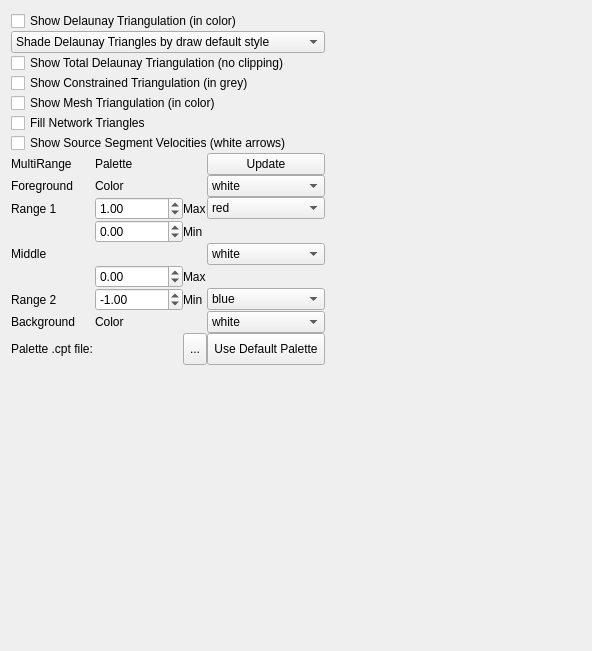
Before: the Qt Designer form src/qt-widgets/TopologyNetworkResolverLayerOptionsWidgetUi.ui in GPlates/GPlates, drawn with Qt 5.
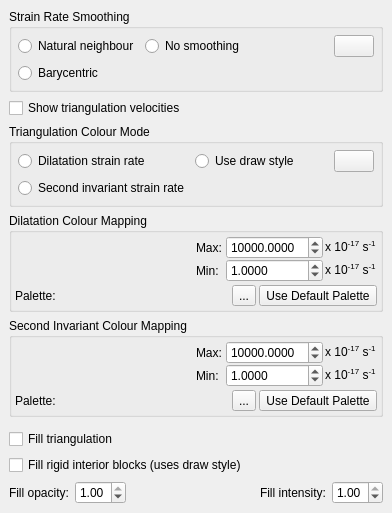
After: the same form once the commit is applied. Icons and pictures are not drawn.

Commit message:
(python-api) Merged changesets log:/gplates/trunk@17235:18207 from source:/gplates/trunk@18207 to source:/gplates/branches/python-api-2013-jul-25@18369
This is "merging one branch to another without previous sync". The merge was performed using Tortoise SVN's Merge tool, from
source:/gplates/trunk@17234 to
source:/gplates/trunk@18207,
from inside the root directory of a working copy of the branch.

What changed in the file:
```diff
--- a/src/qt-widgets/TopologyNetworkResolverLayerOptionsWidgetUi.ui
+++ b/src/qt-widgets/TopologyNetworkResolverLayerOptionsWidgetUi.ui
@@ -6,162 +6,118 @@
    <rect>
     <x>0</x>
     <y>0</y>
-    <width>592</width>
-    <height>651</height>
+    <width>392</width>
+    <height>480</height>
    </rect>
   </property>
   <property name="windowTitle">
    <string>Layers</string>
   </property>
-  <layout class="QHBoxLayout" name="horizontalLayout">
-   <item>
-    <layout class="QVBoxLayout" name="verticalLayout">
+  <layout class="QVBoxLayout" name="verticalLayout_5">
      <property name="spacing">
-      <number>0</number>
-     </property>
-     <item>
-      <widget class="QCheckBox" name="triangulation_checkbox">
-       <property name="text">
-        <string>Show Delaunay Triangulation (in color)</string>
-       </property>
-      </widget>
-     </item>
+    <number>6</number>
+   </property>
+   <property name="margin">
+    <number>9</number>
+   </property>
      <item>
-      <widget class="QComboBox" name="color_index_combobox">
-       <item>
-        <property name="text">
-         <string>Shade Delaunay Triangles by draw default style</string>
-        </property>
-       </item>
-       <item>
-        <property name="text">
-         <string>Dilitation Strain Rate - Cartesian</string>
-        </property>
-       </item>
-       <item>
+    <widget class="QGroupBox" name="strain_rate_smoothing_group_box">
+     <property name="title">
+      <string>Strain Rate Smoothing</string>
+     </property>
+     <layout class="QGridLayout" name="gridLayout_2">
+      <property name="margin">
+       <number>6</number>
+      </property>
+      <item row="0" column="0">
+       <widget class="QRadioButton" name="natural_neighbour_radio_button">
         <property name="text">
-         <string>Dilitation Strain Rate - Cartesian - Smoothed</string>
+         <string>Natural neighbour</string>
         </property>
-       </item>
-       <item>
-        <property name="text">
-         <string>Dilitation Strain Rate - Spherical</string>
-        </property>
-       </item>
-       <item>
-        <property name="text">
-         <string>Dilitation Strain Rate - Spherical - Smoothed</string>
-        </property>
-       </item>
-       <item>
-        <property name="text">
-         <string>Second Invariant Strain Rate - Cartesian</string>
-        </property>
-       </item>
-       <item>
-        <property name="text">
-         <string>Second Invariant Strain Rate - Cartesian - Smoothed</string>
-        </property>
-       </item>
-       <item>
-        <property name="text">
-         <string>Second Invariant Strain Rate - Spherical</string>
-        </property>
-       </item>
-       <item>
-        <property name="text">
-         <string>Second Invariant Strain Rate - Spherical - Smoothed</string>
-        </property>
-       </item>
-      </widget>
-     </item>
-     <item>
-      <widget class="QCheckBox" name="total_triangulation_checkbox">
+       </widget>
+      </item>
+      <item row="0" column="1">
+       <widget class="QRadioButton" name="no_smoothing_radio_button">
        <property name="text">
-        <string>Show Total Delaunay Triangulation (no clipping)</string>
+         <string>No smoothing</string>
        </property>
       </widget>
      </item>
-     <item>
-      <widget class="QCheckBox" name="constrained_checkbox">
+      <item row="1" column="0">
+       <widget class="QRadioButton" name="barycentric_radio_button">
        <property name="text">
-        <string>Show Constrained Triangulation (in grey)</string>
+         <string>Barycentric</string>
        </property>
       </widget>
      </item>
-     <item>
-      <widget class="QCheckBox" name="mesh_checkbox">
+      <item row="0" column="3">
+       <widget class="QPushButton" name="push_button_help_strain_rate_smoothing">
        <property name="text">
-        <string>Show Mesh Triangulation (in color)</string>
-       </property>
-      </widget>
-     </item>
-     <item>
-      <widget class="QCheckBox" name="fill_checkbox">
-       <property name="text">
-        <string>Fill Network Triangles</string>
-       </property>
+         <string/>
+        </property>
+        <property name="icon">
+         <iconset resource="../qt-resources/qt_widgets.qrc">
+          <normaloff>:/human_help_browser_16.png</normaloff>:/human_help_browser_16.png</iconset>
+        </property>
+       </widget>
+      </item>
+      <item row="0" column="2">
+       <spacer name="horizontalSpacer_3">
+        <property name="orientation">
+         <enum>Qt::Horizontal</enum>
+        </property>
+        <property name="sizeHint" stdset="0">
+         <size>
+          <width>40</width>
+          <height>20</height>
+         </size>
+        </property>
+       </spacer>
+      </item>
+     </layout>
       </widget>
      </item>
      <item>
       <widget class="QCheckBox" name="segment_velocity_checkbox">
        <property name="text">
-        <string>Show Source Segment Velocities (white arrows)</string>
+      <string>Show triangulation velocities</string>
        </property>
       </widget>
      </item>
      <item>
+    <widget class="QGroupBox" name="colour_mode_group_box">
+     <property name="title">
+      <string>Triangulation Colour Mode</string>
+     </property>
       <layout class="QGridLayout" name="gridLayout">
-       <item row="6" column="1">
-        <widget class="QDoubleSpinBox" name="range2_max">
-         <property name="minimum">
-          <double>-1000000000.000000000000000</double>
-         </property>
-         <property name="maximum">
-          <double>1000000000.000000000000000</double>
-         </property>
-         <property name="value">
-          <double>0.000000000000000</double>
+      <property name="margin">
+       <number>6</number>
+      </property>
+      <item row="0" column="1">
+       <widget class="QRadioButton" name="dilatation_radio_button">
+        <property name="text">
+         <string>Dilatation strain rate</string>
+        </property>
+       </widget>
+      </item>
+      <item row="1" column="1">
+       <widget class="QRadioButton" name="second_invariant_radio_button">
+        <property name="text">
+         <string>Second invariant strain rate</string>
          </property>
         </widget>
        </item>
-       <item row="11" column="0">
-        <widget class="QWidget" name="colour_scale_placeholder_widget" native="true"/>
-       </item>
-       <item row="0" column="0">
-        <widget class="QLabel" name="label_7">
+      <item row="0" column="2">
+       <widget class="QRadioButton" name="default_draw_style_radio_button">
          <property name="text">
-          <string>MultiRange</string>
+         <string>Use draw style</string>
          </property>
         </widget>
        </item>
        <item row="0" column="4">
         <widget class="QPushButton" name="update_button">
          <property name="text">
-          <string>Update</string>
-         </property>
-        </widget>
-       </item>
-       <item row="10" column="0">
-        <widget class="QLabel" name="label_8">
-         <property name="text">
-          <string>Palette .cpt file:</string>
-         </property>
-        </widget>
-       </item>
-       <item row="10" column="4">
-        <widget class="QToolButton" name="use_default_palette_button">
-         <property name="sizePolicy">
-          <sizepolicy hsizetype="Fixed" vsizetype="Preferred">
-           <horstretch>0</horstretch>
-           <verstretch>0</verstretch>
-          </sizepolicy>
-         </property>
-         <property name="toolTip">
-          <string>Use Default Palette</string>
-         </property>
-         <property name="text">
-          <string>Use Default Palette</string>
+         <string/>
          </property>
          <property name="icon">
           <iconset resource="../qt-resources/qt_widgets.qrc">
@@ -169,358 +125,435 @@
          </property>
         </widget>
        </item>
-       <item row="10" column="3">
-        <widget class="QToolButton" name="select_palette_filename_button">
-         <property name="sizePolicy">
-          <sizepolicy hsizetype="Fixed" vsizetype="Preferred">
-           <horstretch>0</horstretch>
-           <verstretch>0</verstretch>
-          </sizepolicy>
-         </property>
-         <property name="toolTip">
-          <string>Choose CPT File</string>
-         </property>
-         <property name="text">
-          <string>...</string>
-         </property>
-        </widget>
-       </item>
-       <item row="10" column="1">
-        <widget class="QWidget" name="palette_filename_placeholder_widget" native="true"/>
-       </item>
-       <item row="2" column="1">
-        <widget class="QDoubleSpinBox" name="range1_max">
-         <property name="minimum">
-          <double>-1000000000.000000000000000</double>
-         </property>
-         <property name="maximum">
-          <double>1000000000.000000000000000</double>
-         </property>
-         <property name="value">
-          <double>1.000000000000000</double>
-         </property>
-        </widget>
-       </item>
-       <item row="4" column="4">
-        <widget class="QComboBox" name="mid_colour_combobox">
-         <property name="currentIndex">
-          <number>4</number>
-         </property>
+      <item row="0" column="3">
+       <spacer name="horizontalSpacer_2">
+        <property name="orientation">
+         <enum>Qt::Horizontal</enum>
+        </property>
+        <property name="sizeHint" stdset="0">
+         <size>
+          <width>40</width>
+          <height>20</height>
+         </size>
+        </property>
+       </spacer>
+      </item>
+     </layout>
+    </widget>
+   </item>
          <item>
-          <property name="text">
-           <string>red</string>
-          </property>
-         </item>
-         <item>
-          <property name="text">
-           <string>yellow</string>
-          </property>
-         </item>
-         <item>
-          <property name="text">
-           <string>green</string>
-          </property>
-         </item>
+    <widget class="QGroupBox" name="dilatation_group_box">
+     <property name="title">
+      <string>Dilatation Colour Mapping</string>
+     </property>
+     <layout class="QVBoxLayout" name="verticalLayout_2">
+      <property name="spacing">
+       <number>3</number>
+      </property>
+      <property name="margin">
+       <number>3</number>
+      </property>
          <item>
-          <property name="text">
-           <string>blue</string>
-          </property>
-         </item>
+       <layout class="QHBoxLayout" name="horizontalLayout_4">
+        <property name="spacing">
+         <number>0</number>
+        </property>
          <item>
-          <property name="text">
-           <string>white</string>
-          </property>
+         <widget class="QWidget" name="dilatation_colour_scale_placeholder_widget" native="true"/>
          </item>
          <item>
-          <property name="text">
-           <string>grey</string>
-          </property>
-         </item>
+         <widget class="QWidget" name="dilatation_default_palette_controls" native="true">
+          <layout class="QVBoxLayout" name="verticalLayout">
+           <property name="spacing">
+            <number>0</number>
+           </property>
+           <property name="margin">
+            <number>0</number>
+           </property>
          <item>
-          <property name="text">
-           <string>black</string>
-          </property>
-         </item>
-        </widget>
-       </item>
-       <item row="0" column="1">
-        <widget class="QLabel" name="label_12">
-         <property name="text">
-          <string>Palette</string>
-         </property>
-        </widget>
-       </item>
-       <item row="3" column="1">
-        <widget class="QDoubleSpinBox" name="range1_min">
-         <property name="minimum">
-          <double>-1000000000.000000000000000</double>
-         </property>
-         <property name="maximum">
-          <double>1000000000.000000000000000</double>
-         </property>
-        </widget>
-       </item>
-       <item row="7" column="1">
-        <widget class="QDoubleSpinBox" name="range2_min">
-         <property name="minimum">
-          <double>-1000000000.000000000000000</double>
-         </property>
-         <property name="maximum">
-          <double>1000000000.000000000000000</double>
-         </property>
-         <property name="value">
-          <double>-1.000000000000000</double>
-         </property>
-        </widget>
-       </item>
-       <item row="2" column="3">
+            <layout class="QHBoxLayout" name="horizontalLayout_3">
+             <property name="spacing">
+              <number>2</number>
+             </property>
+             <item>
         <widget class="QLabel" name="label_3">
          <property name="text">
-          <string>Max</string>
+                <string>Max:</string>
          </property>
         </widget>
        </item>
-       <item row="3" column="3">
-        <widget class="QLabel" name="label">
-         <property name="text">
-          <string>Min</string>
-         </property>
-        </widget>
-       </item>
-       <item row="2" column="4">
-        <widget class="QComboBox" name="max_colour_combobox">
          <item>
-          <property name="text">
-           <string>red</string>
-          </property>
-         </item>
-         <item>
-          <property name="text">
-           <string>yellow</string>
-          </property>
-         </item>
-         <item>
-          <property name="text">
-           <string>green</string>
-          </property>
-         </item>
-         <item>
-          <property name="text">
-           <string>blue</string>
-          </property>
-         </item>
-         <item>
-          <property name="text">
-           <string>white</string>
-          </property>
-         </item>
-         <item>
-          <property name="text">
-           <string>grey</string>
-          </property>
-         </item>
-         <item>
-          <property name="text">
-           <string>black</string>
-          </property>
-         </item>
-        </widget>
-       </item>
-       <item row="2" column="0">
+              <widget class="QDoubleSpinBox" name="max_abs_dilatation_spinbox">
+               <property name="keyboardTracking">
+                <bool>false</bool>
+               </property>
+               <property name="decimals">
+                <number>4</number>
+               </property>
+               <property name="minimum">
+                <double>0.000000000000000</double>
+               </property>
+               <property name="maximum">
+                <double>1000000.000000000000000</double>
+               </property>
+               <property name="singleStep">
+                <double>1000.000000000000000</double>
+               </property>
+               <property name="value">
+                <double>10000.000000000000000</double>
+               </property>
+              </widget>
+             </item>
+             <item>
         <widget class="QLabel" name="label_2">
          <property name="text">
-          <string>Range 1</string>
+                <string>&lt;html&gt;&lt;head/&gt;&lt;body&gt;&lt;p&gt;x 10&lt;span style=&quot; vertical-align:super;&quot;&gt;-17&lt;/span&gt; s&lt;span style=&quot; vertical-align:super;&quot;&gt;-1&lt;/span&gt;&lt;/p&gt;&lt;/body&gt;&lt;/html&gt;</string>
          </property>
         </widget>
        </item>
-       <item row="7" column="3">
-        <widget class="QLabel" name="label_9">
+            </layout>
+           </item>
+           <item>
+            <layout class="QHBoxLayout" name="horizontalLayout_2">
+             <property name="spacing">
+              <number>2</number>
+             </property>
+             <item>
+              <widget class="QLabel" name="label">
          <property name="text">
-          <string>Min</string>
+                <string>Min:</string>
          </property>
         </widget>
        </item>
-       <item row="6" column="3">
+             <item>
+              <widget class="QDoubleSpinBox" name="min_abs_dilatation_spinbox">
+               <property name="keyboardTracking">
+                <bool>false</bool>
+               </property>
+               <property name="decimals">
+                <number>4</number>
+               </property>
+               <property name="minimum">
+                <double>0.000000000000000</double>
+               </property>
+               <property name="maximum">
+                <double>1000000.000000000000000</double>
+               </property>
+               <property name="singleStep">
+                <double>1.000000000000000</double>
+               </property>
+               <property name="value">
+                <double>1.000000000000000</double>
+               </property>
+              </widget>
+             </item>
+             <item>
         <widget class="QLabel" name="label_4">
          <property name="text">
-          <string>Max</string>
+                <string>&lt;html&gt;&lt;head/&gt;&lt;body&gt;&lt;p&gt;x 10&lt;span style=&quot; vertical-align:super;&quot;&gt;-17&lt;/span&gt; s&lt;span style=&quot; vertical-align:super;&quot;&gt;-1&lt;/span&gt;&lt;/p&gt;&lt;/body&gt;&lt;/html&gt;</string>
          </property>
         </widget>
        </item>
-       <item row="7" column="4">
-        <widget class="QComboBox" name="min_colour_combobox">
-         <property name="currentIndex">
-          <number>3</number>
-         </property>
-         <item>
-          <property name="text">
-           <string>red</string>
-          </property>
+            </layout>
          </item>
          <item>
-          <property name="text">
-           <string>yellow</string>
-          </property>
-         </item>
-         <item>
-          <property name="text">
-           <string>green</string>
-          </property>
-         </item>
+            <spacer name="verticalSpacer">
+             <property name="orientation">
+              <enum>Qt::Vertical</enum>
+             </property>
+             <property name="sizeHint" stdset="0">
+              <size>
+               <width>20</width>
+               <height>40</height>
+              </size>
+             </property>
+            </spacer>
+           </item>
+          </layout>
+         </widget>
+        </item>
+       </layout>
+      </item>
          <item>
+       <layout class="QHBoxLayout" name="horizontalLayout">
+        <item>
+         <widget class="QLabel" name="label_8">
           <property name="text">
-           <string>blue</string>
+           <string>Palette:</string>
           </property>
+         </widget>
          </item>
          <item>
-          <property name="text">
-           <string>white</string>
-          </property>
+         <widget class="QWidget" name="dilatation_palette_filename_placeholder_widget" native="true"/>
          </item>
          <item>
+         <widget class="QToolButton" name="select_dilatation_palette_filename_button">
+          <property name="sizePolicy">
+           <sizepolicy hsizetype="Fixed" vsizetype="Preferred">
+            <horstretch>0</horstretch>
+            <verstretch>0</verstretch>
+           </sizepolicy>
+          </property>
+          <property name="toolTip">
+           <string>Choose CPT File</string>
+          </property>
           <property name="text">
-           <string>grey</string>
+           <string>...</string>
           </property>
+         </widget>
          </item>
          <item>
+         <widget class="QToolButton" name="use_default_dilatation_palette_button">
+          <property name="sizePolicy">
+           <sizepolicy hsizetype="Fixed" vsizetype="Preferred">
+            <horstretch>0</horstretch>
+            <verstretch>0</verstretch>
+           </sizepolicy>
+          </property>
+          <property name="toolTip">
+           <string>Use Default Palette</string>
+          </property>
           <property name="text">
-           <string>black</string>
+           <string>Use Default Palette</string>
           </property>
-         </item>
-        </widget>
-       </item>
-       <item row="7" column="0">
-        <widget class="QLabel" name="label_6">
-         <property name="text">
-          <string>Range 2</string>
-         </property>
-        </widget>
-       </item>
-       <item row="4" column="0">
+          <property name="icon">
+           <iconset resource="../qt-resources/qt_widgets.qrc">
+            <normaloff>:/tango_undo_16.png</normaloff>:/tango_undo_16.png</iconset>
+          </property>
+         </widget>
+        </item>
+       </layout>
+      </item>
+     </layout>
+    </widget>
+   </item>
+   <item>
+    <widget class="QGroupBox" name="second_invariant_group_box">
+     <property name="title">
+      <string>Second Invariant Colour Mapping</string>
+     </property>
+     <layout class="QVBoxLayout" name="verticalLayout_3">
+      <property name="spacing">
+       <number>3</number>
+      </property>
+      <property name="margin">
+       <number>3</number>
+      </property>
+      <item>
+       <layout class="QHBoxLayout" name="horizontalLayout_5">
+        <property name="spacing">
+         <number>0</number>
+        </property>
+        <item>
+         <widget class="QWidget" name="second_invariant_colour_scale_placeholder_widget" native="true"/>
+        </item>
+        <item>
+         <widget class="QWidget" name="second_invariant_default_palette_controls" native="true">
+          <layout class="QVBoxLayout" name="verticalLayout_4">
+           <property name="spacing">
+            <number>0</number>
+           </property>
+           <property name="margin">
+            <number>0</number>
+           </property>
+           <item>
+            <layout class="QHBoxLayout" name="horizontalLayout_6">
+             <property name="spacing">
+              <number>2</number>
+             </property>
+             <item>
         <widget class="QLabel" name="label_5">
          <property name="text">
-          <string>Middle</string>
+                <string>Max:</string>
          </property>
         </widget>
        </item>
-       <item row="1" column="4">
-        <widget class="QComboBox" name="fg_colour_combobox">
-         <property name="currentIndex">
+             <item>
+              <widget class="QDoubleSpinBox" name="max_abs_second_invariant_spinbox">
+               <property name="keyboardTracking">
+                <bool>false</bool>
+               </property>
+               <property name="decimals">
           <number>4</number>
          </property>
-         <item>
-          <property name="text">
-           <string>red</string>
-          </property>
-         </item>
-         <item>
-          <property name="text">
-           <string>yellow</string>
-          </property>
-         </item>
-         <item>
-          <property name="text">
-           <string>green</string>
-          </property>
-         </item>
-         <item>
-          <property name="text">
-           <string>blue</string>
-          </property>
+               <property name="minimum">
+                <double>0.000000000000000</double>
+               </property>
+               <property name="maximum">
+                <double>1000000.000000000000000</double>
+               </property>
+               <property name="singleStep">
+                <double>1000.000000000000000</double>
+               </property>
+               <property name="value">
+                <double>10000.000000000000000</double>
+               </property>
+              </widget>
          </item>
          <item>
+              <widget class="QLabel" name="label_6">
           <property name="text">
-           <string>white</string>
-          </property>
-         </item>
+                <string>&lt;html&gt;&lt;head/&gt;&lt;body&gt;&lt;p&gt;x 10&lt;span style=&quot; vertical-align:super;&quot;&gt;-17&lt;/span&gt; s&lt;span style=&quot; vertical-align:super;&quot;&gt;-1&lt;/span&gt;&lt;/p&gt;&lt;/body&gt;&lt;/html&gt;</string>
+               </property>
+              </widget>
+             </item>
+            </layout>
+           </item>
          <item>
-          <property name="text">
-           <string>grey</string>
-          </property>
-         </item>
+            <layout class="QHBoxLayout" name="horizontalLayout_7">
+             <property name="spacing">
+              <number>2</number>
+             </property>
          <item>
+              <widget class="QLabel" name="label_7">
           <property name="text">
-           <string>black</string>
-          </property>
-         </item>
-        </widget>
-       </item>
-       <item row="8" column="4">
-        <widget class="QComboBox" name="bg_colour_combobox">
-         <property name="currentIndex">
+                <string>Min:</string>
+               </property>
+              </widget>
+             </item>
+             <item>
+              <widget class="QDoubleSpinBox" name="min_abs_second_invariant_spinbox">
+               <property name="keyboardTracking">
+                <bool>false</bool>
+               </property>
+               <property name="decimals">
           <number>4</number>
          </property>
-         <item>
-          <property name="text">
-           <string>red</string>
-          </property>
-         </item>
-         <item>
-          <property name="text">
-           <string>yellow</string>
-          </property>
-         </item>
-         <item>
-          <property name="text">
-           <string>green</string>
-          </property>
-         </item>
-         <item>
-          <property name="text">
-           <string>blue</string>
-          </property>
+               <property name="minimum">
+                <double>0.000000000000000</double>
+               </property>
+               <property name="maximum">
+                <double>1000000.000000000000000</double>
+               </property>
+               <property name="singleStep">
+                <double>1.000000000000000</double>
+               </property>
+               <property name="value">
+                <double>1.000000000000000</double>
+               </property>
+              </widget>
          </item>
          <item>
+              <widget class="QLabel" name="label_9">
           <property name="text">
-           <string>white</string>
-          </property>
-         </item>
-         <item>
-          <property name="text">
-           <string>grey</string>
-          </property>
+                <string>&lt;html&gt;&lt;head/&gt;&lt;body&gt;&lt;p&gt;x 10&lt;span style=&quot; vertical-align:super;&quot;&gt;-17&lt;/span&gt; s&lt;span style=&quot; vertical-align:super;&quot;&gt;-1&lt;/span&gt;&lt;/p&gt;&lt;/body&gt;&lt;/html&gt;</string>
+               </property>
+              </widget>
+             </item>
+            </layout>
          </item>
          <item>
-          <property name="text">
-           <string>black</string>
-          </property>
-         </item>
-        </widget>
-       </item>
-       <item row="1" column="0">
+            <spacer name="verticalSpacer_2">
+             <property name="orientation">
+              <enum>Qt::Vertical</enum>
+             </property>
+             <property name="sizeHint" stdset="0">
+              <size>
+               <width>20</width>
+               <height>40</height>
+              </size>
+             </property>
+            </spacer>
+           </item>
+          </layout>
+         </widget>
+        </item>
+       </layout>
+      </item>
+      <item>
+       <layout class="QHBoxLayout" name="horizontalLayout_8">
+        <item>
         <widget class="QLabel" name="label_10">
          <property name="text">
-          <string>Foreground</string>
+           <string>Palette:</string>
          </property>
         </widget>
        </item>
-       <item row="8" column="0">
-        <widget class="QLabel" name="label_11">
-         <property name="text">
-          <string>Background</string>
-         </property>
-        </widget>
-       </item>
-       <item row="8" column="1">
-        <widget class="QLabel" name="label_14">
+        <item>
+         <widget class="QWidget" name="second_invariant_palette_filename_placeholder_widget" native="true"/>
+        </item>
+        <item>
+         <widget class="QToolButton" name="select_second_invariant_palette_filename_button">
+          <property name="sizePolicy">
+           <sizepolicy hsizetype="Fixed" vsizetype="Preferred">
+            <horstretch>0</horstretch>
+            <verstretch>0</verstretch>
+           </sizepolicy>
+          </property>
+          <property name="toolTip">
+           <string>Choose CPT File</string>
+          </property>
          <property name="text">
-          <string>Color</string>
+           <string>...</string>
          </property>
         </widget>
        </item>
-       <item row="1" column="1">
-        <widget class="QLabel" name="label_13">
+        <item>
+         <widget class="QToolButton" name="use_default_second_invariant_palette_button">
+          <property name="sizePolicy">
+           <sizepolicy hsizetype="Fixed" vsizetype="Preferred">
+            <horstretch>0</horstretch>
+            <verstretch>0</verstretch>
+           </sizepolicy>
+          </property>
+          <property name="toolTip">
+           <string>Use Default Palette</string>
+          </property>
          <property name="text">
-          <string>Color</string>
-         </property>
+           <string>Use Default Palette</string>
+          </property>
+          <property name="icon">
+           <iconset resource="../qt-resources/qt_widgets.qrc">
+            <normaloff>:/tango_undo_16.png</normaloff>:/tango_undo_16.png</iconset>
+          </property>
         </widget>
        </item>
       </layout>
+      </item>
+     </layout>
+    </widget>
      </item>
      <item>
       <widget class="QWidget" name="draw_style_placeholder_widget" native="true"/>
      </item>
-    </layout>
+   <item>
+    <widget class="QCheckBox" name="fill_triangulation_checkbox">
+     <property name="text">
+      <string>Fill triangulation</string>
+     </property>
+    </widget>
+   </item>
+   <item>
+    <widget class="QCheckBox" name="fill_rigid_blocks_checkbox">
+     <property name="text">
+      <string>Fill rigid interior blocks (uses draw style)</string>
+     </property>
+    </widget>
+   </item>
+   <item>
+    <layout class="QHBoxLayout" name="fill_opacity_intensity_layout">
+     <item>
+      <widget class="QLabel" name="fill_opacity_label">
+       <property name="text">
+        <string>Fill opacity:</string>
+       </property>
+      </widget>
+     </item>
+     <item>
+      <widget class="QDoubleSpinBox" name="fill_opacity_spinbox">
+       <property name="keyboardTracking">
+        <bool>false</bool>
+       </property>
+       <property name="maximum">
+        <double>1.000000000000000</double>
+       </property>
+       <property name="singleStep">
+        <double>0.040000000000000</double>
+       </property>
+       <property name="value">
+        <double>1.000000000000000</double>
+       </property>
+      </widget>
    </item>
    <item>
     <spacer name="horizontalSpacer">
@@ -529,11 +562,36 @@
      </property>
      <property name="sizeHint" stdset="0">
       <size>
-       <width>83</width>
+         <width>40</width>
        <height>20</height>
       </size>
      </property>
     </spacer>
+     </item>
+     <item>
+      <widget class="QLabel" name="fill_intensity_label">
+       <property name="text">
+        <string>Fill intensity:</string>
+       </property>
+      </widget>
+     </item>
+     <item>
+      <widget class="QDoubleSpinBox" name="fill_intensity_spinbox">
+       <property name="keyboardTracking">
+        <bool>false</bool>
+       </property>
+       <property name="maximum">
+        <double>1.000000000000000</double>
+       </property>
+       <property name="singleStep">
+        <double>0.040000000000000</double>
+       </property>
+       <property name="value">
+        <double>1.000000000000000</double>
+       </property>
+      </widget>
+     </item>
+    </layout>
    </item>
   </layout>
  </widget>
```
Left out of the diff: 4 changed lines with no effect on the pictures. Lines whose indentation alone changed are shown as unchanged. The commit also changes 793 other files.
